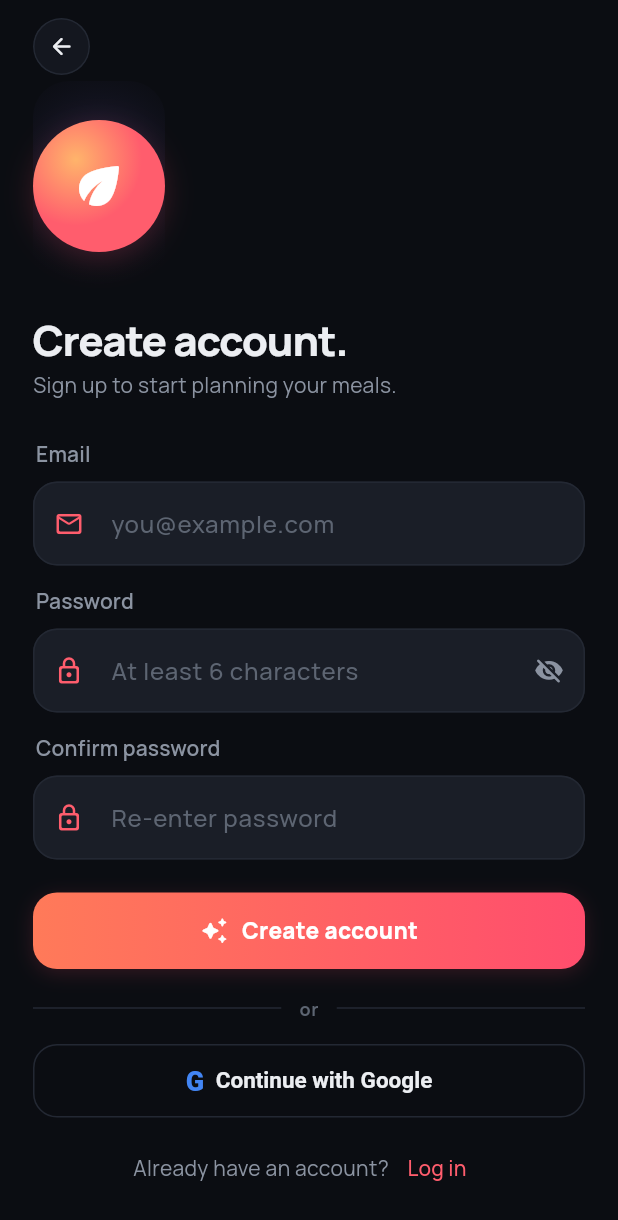
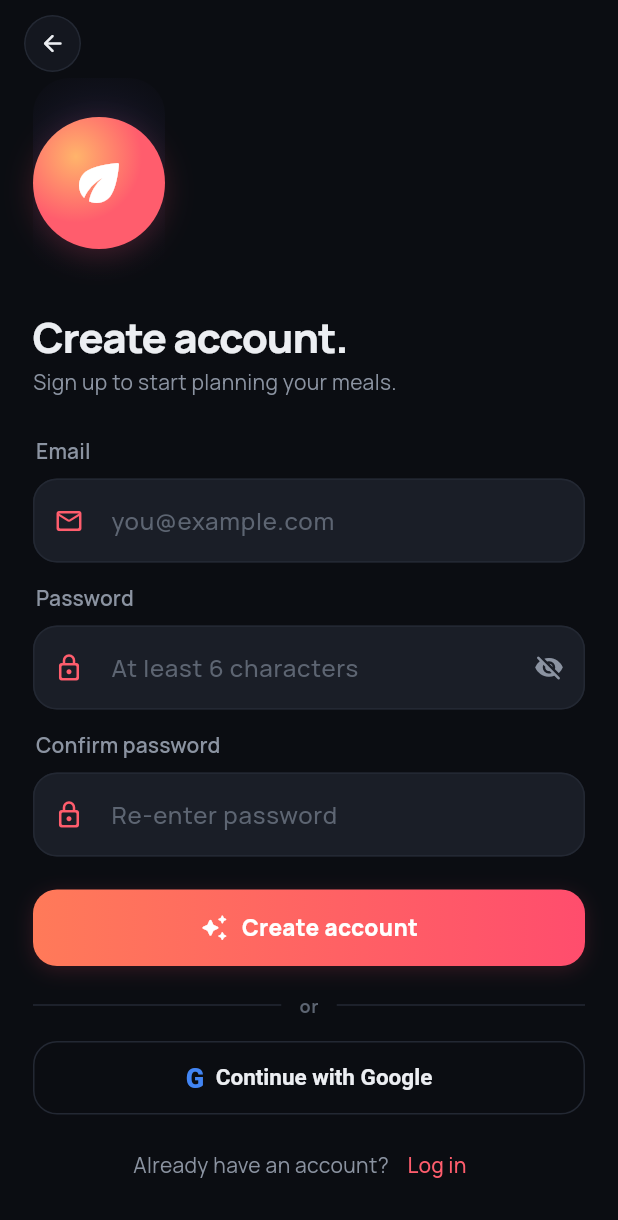
Before and after one commit to krishnaeee/DietPlanner, a Flutter app: the screen it shows after launch, after a tap on "Sign up", on a phone screen of 412 x 824 dp. Shown: the top 1220 px of the screen. Run offline on Flutter 3.47's test engine with Material 3 defaults, Android fonts, the phone set to English and light mode, and no system bars; our stand-ins replace flutter_local_notifications, flutter_timezone, google_fonts, google_sign_in, shared_preferences, timezone; missing offline and left inert: purchases_flutter; network calls fail.

Commit message:
Fix six UI issues from device testing
- Grocery basket bar and plan journey bar never filled: the gradient
  fill inside FractionallySizedBox had zero height (no heightFactor) —
  now fills and updates as items are crossed off / days elapse.
- Diet settings plan rows: value text now right-aligns cleanly
  (Expanded instead of Spacer+Flexible).
- Calorie ring: removed the blurred glow pass — crisp arc only.
- Signup: back arrow pinned above the scroll instead of inside it.
- Plan-card ⋮ menu matches Nocturne: themed popup (glass, hairline,
  rounded) app-wide + icon rows with a coral delete.

Co-Authored-By: Claude Opus 4.8 <noreply@anthropic.com>

```diff
--- a/mobile/lib/screens/diet_settings_screen.dart
+++ b/mobile/lib/screens/diet_settings_screen.dart
@@ -212,12 +212,13 @@ class _DietSettingsScreenState extends State<DietSettingsScreen> {
     return Padding(
       padding: const EdgeInsets.symmetric(vertical: 6),
       child: Row(
+        crossAxisAlignment: CrossAxisAlignment.start,
         children: [
           Icon(icon, size: 18, color: AppColors.inkMuted),
           const SizedBox(width: 10),
           Text(label, style: text.bodyMedium?.copyWith(color: AppColors.inkMuted)),
-          const Spacer(),
-          Flexible(
+          const SizedBox(width: 12),
+          Expanded(
             child: Text(
               value,
               textAlign: TextAlign.right,
--- a/mobile/lib/screens/grocery_list_screen.dart
+++ b/mobile/lib/screens/grocery_list_screen.dart
@@ -387,6 +387,7 @@ class _ProgressCard extends StatelessWidget {
                   alignment: Alignment.centerLeft,
                   child: FractionallySizedBox(
                     widthFactor: pct == 0 ? 0.001 : pct,
+                    heightFactor: 1, // fill the track's height
                     child: const DecoratedBox(
                       decoration:
                           BoxDecoration(gradient: AppColors.ctaGradient),
--- a/mobile/lib/screens/plan_screen.dart
+++ b/mobile/lib/screens/plan_screen.dart
@@ -731,6 +731,7 @@ class _PlanViewState extends State<_PlanView> {
                             alignment: Alignment.centerLeft,
                             child: FractionallySizedBox(
                               widthFactor: journeyPct == 0 ? 0.001 : journeyPct,
+                              heightFactor: 1, // fill the track's height
                               child: const DecoratedBox(
                                 decoration:
                                     BoxDecoration(gradient: AppColors.ctaGradient),
--- a/mobile/lib/screens/signup_screen.dart
+++ b/mobile/lib/screens/signup_screen.dart
@@ -67,20 +67,26 @@ class _SignupScreenState extends State<SignupScreen> {
   Widget build(BuildContext context) {
     return Scaffold(
       body: SafeArea(
-        child: Form(
-          key: _formKey,
-          child: ListView(
-            padding: const EdgeInsets.fromLTRB(22, 12, 22, 24),
-            children: [
-              Align(
+        child: Column(
+          children: [
+            // Fixed header row — the back arrow must not scroll with the form.
+            Padding(
+              padding: const EdgeInsets.fromLTRB(16, 10, 16, 0),
+              child: Align(
                 alignment: Alignment.centerLeft,
                 child: HeaderCircleButton(
                   icon: Icons.arrow_back_rounded,
                   onTap: () => Navigator.of(context).maybePop(),
                 ),
               ),
-              const SizedBox(height: 4),
-              const AuthHero(
+            ),
+            Expanded(
+              child: Form(
+                key: _formKey,
+                child: ListView(
+                  padding: const EdgeInsets.fromLTRB(22, 4, 22, 24),
+                  children: [
+                    const AuthHero(
                 title: 'Create account.',
                 subtitle: 'Sign up to start planning your meals.',
               ),
@@ -133,8 +139,11 @@ class _SignupScreenState extends State<SignupScreen> {
                 action: 'Log in',
                 onTap: _busy ? null : () => Navigator.of(context).maybePop(),
               ),
-            ],
-          ),
+                  ],
+                ),
+              ),
+            ),
+          ],
         ),
       ),
     );
--- a/mobile/lib/theme/app_theme.dart
+++ b/mobile/lib/theme/app_theme.dart
@@ -203,6 +203,17 @@ class AppTheme {
         dragHandleColor: AppColors.line,
       ),
       dialogTheme: DialogThemeData(backgroundColor: AppColors.surface),
+      popupMenuTheme: PopupMenuThemeData(
+        color: AppColors.surface,
+        surfaceTintColor: Colors.transparent,
+        elevation: 0,
+        shape: RoundedRectangleBorder(
+          borderRadius: BorderRadius.circular(14),
+          side: BorderSide(color: AppColors.line),
+        ),
+        textStyle: textTheme.bodyMedium
+            ?.copyWith(color: AppColors.ink, fontWeight: FontWeight.w700),
+      ),
       snackBarTheme: SnackBarThemeData(
         behavior: SnackBarBehavior.floating,
         backgroundColor: AppColors.surfaceHigh,
```
Also changed, not shown: mobile/lib/screens/home_screen.dart (+26 -4 lines), mobile/lib/widgets/fresh.dart (+1 -14 lines).
